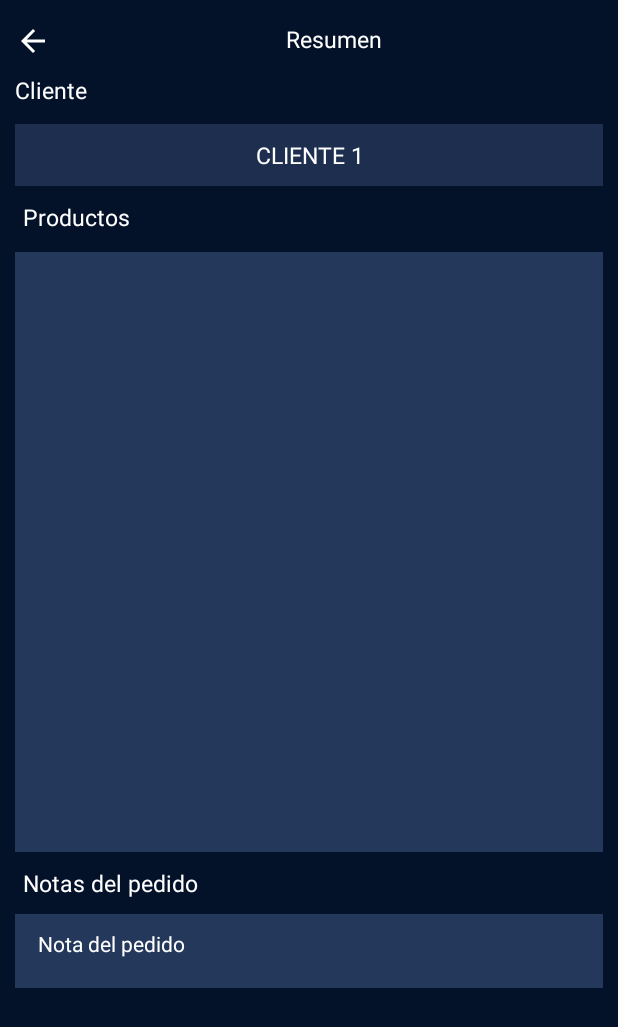
After one commit to Martin-Ball/Preventapp, an Android app: the fragment DetailOrderFragment placed in its activity, on a phone screen of 412 x 824 dp. The commit adds this screen. Shown: the top 1027 px of the screen. Run offline under Robolectric (Android 15) with nearby library versions, the phone set to English and light mode, and no system bars.

Commit message:
detail order

```diff
--- /dev/null
+++ b/app/src/main/java/com/martin/preventapp/controller/interfaces/OrdersInterface.kt
@@ -0,0 +1,9 @@
+package com.martin.preventapp.controller.interfaces
+
+import androidx.fragment.app.Fragment
+
+interface OrdersInterface {
+    interface ViewOrders {
+        fun showFragmentDetail()
+    }
+}
--- a/app/src/main/java/com/martin/preventapp/view/adapter/OrderAdapter.kt
+++ b/app/src/main/java/com/martin/preventapp/view/adapter/OrderAdapter.kt
@@ -8,9 +8,10 @@ import android.widget.BaseAdapter
 import android.widget.ImageButton
 import android.widget.TextView
 import com.martin.preventapp.R
+import com.martin.preventapp.controller.interfaces.OrdersInterface
 import com.martin.preventapp.view.entities.OrderItem
 
-class OrderAdapter (private val context: Context, private val items: List<OrderItem>) : BaseAdapter() {
+class OrderAdapter (private val context: Context, private val items: List<OrderItem>, private val orderFragmentListener: OrdersInterface.ViewOrders) : BaseAdapter() {
     override fun getCount(): Int {
         return items.size
     }
@@ -40,7 +41,7 @@ class OrderAdapter (private val context: Context, private val items: List<OrderI
 
         viewHolder.titleTextView.text = item.title
         viewHolder.actionButton.setOnClickListener {
-
+            orderFragmentListener.showFragmentDetail()
         }
 
         return view
--- /dev/null
+++ b/app/src/main/java/com/martin/preventapp/view/fragments/orders/DetailOrderFragment.kt
@@ -0,0 +1,45 @@
+package com.martin.preventapp.view.fragments.orders
+
+import android.os.Bundle
+import androidx.fragment.app.Fragment
+import android.view.LayoutInflater
+import android.view.View
+import android.view.ViewGroup
+import android.widget.Toast
+import com.martin.preventapp.controller.createOrder.CreateOrderController
+import com.martin.preventapp.databinding.FragmentDetailOrderBinding
+import com.martin.preventapp.view.adapter.ProductResumeAdapter
+
+class DetailOrderFragment : Fragment() {
+
+    private var _binding: FragmentDetailOrderBinding? = null
+    private val binding get() = _binding!!
+
+    companion object {
+        private var detailOrderFragment: DetailOrderFragment? = null
+        @JvmStatic
+        val instance: DetailOrderFragment?
+            get() {
+                if (detailOrderFragment == null) {
+                    detailOrderFragment = DetailOrderFragment()
+                }
+                return detailOrderFragment
+            }
+    }
+
+    override fun onCreateView(
+        inflater: LayoutInflater, container: ViewGroup?,
+        savedInstanceState: Bundle?
+    ): View {
+        _binding = FragmentDetailOrderBinding.inflate(inflater)
+        return binding.root
+    }
+
+    override fun onViewCreated(view: View, savedInstanceState: Bundle?) {
+        super.onViewCreated(view, savedInstanceState)
+
+        binding.backButton.setOnClickListener {
+            requireActivity().onBackPressed()
+        }
+    }
+}
--- a/app/src/main/java/com/martin/preventapp/view/fragments/orders/OrdersFragment.kt
+++ b/app/src/main/java/com/martin/preventapp/view/fragments/orders/OrdersFragment.kt
@@ -7,8 +7,11 @@ import android.view.LayoutInflater
 import android.view.View
 import android.view.ViewGroup
 import android.widget.Toast
+import androidx.fragment.app.FragmentManager
+import androidx.fragment.app.FragmentTransaction
 import com.martin.preventapp.R
 import com.martin.preventapp.controller.createOrder.CreateOrderController
+import com.martin.preventapp.controller.interfaces.OrdersInterface
 import com.martin.preventapp.databinding.FragmentCreateOrderBinding
 import com.martin.preventapp.databinding.FragmentOrdersBinding
 import com.martin.preventapp.databinding.FragmentResumeBinding
@@ -16,9 +19,10 @@ import com.martin.preventapp.view.adapter.OrderAdapter
 import com.martin.preventapp.view.adapter.ProductResumeAdapter
 import com.martin.preventapp.view.entities.OrderItem
 import com.martin.preventapp.view.fragments.create.ResumeFragment
+import com.martin.preventapp.view.fragments.recommended.RecommendedProductFragment
 import java.util.Calendar
 
-class OrdersFragment : Fragment() {
+class OrdersFragment : Fragment(), OrdersInterface.ViewOrders {
 
     private var _binding: FragmentOrdersBinding? = null
     private val binding get() = _binding!!
@@ -71,7 +75,7 @@ class OrdersFragment : Fragment() {
             OrderItem("Pedido 2"),
         )
 
-        val adapter = OrderAdapter(requireContext(), items)
+        val adapter = OrderAdapter(requireContext(), items, this)
         binding.orderList.adapter = adapter
 
         binding.btnOpenDatePicker.setOnClickListener {
@@ -90,6 +94,7 @@ class OrdersFragment : Fragment() {
             R.style.DialogTheme,
             DatePickerDialog.OnDateSetListener { view, year, monthOfYear, dayOfMonth ->
                 val selectedDate = "$dayOfMonth/${monthOfYear + 1}/$year"
+                binding.dateSelected.text = "Fecha: ${selectedDate}"
             },
             year, month, day
         )
@@ -97,5 +102,11 @@ class OrdersFragment : Fragment() {
         datePickerDialog.show()
     }
 
-
+    override fun showFragmentDetail() {
+        val fragmentManager: FragmentManager = requireActivity().supportFragmentManager
+        val transaction: FragmentTransaction = fragmentManager.beginTransaction()
+        transaction.addToBackStack(null)
+        transaction.replace(R.id.main_container, DetailOrderFragment.instance!!)
+        transaction.commit()
+    }
 }
--- /dev/null
+++ b/app/src/main/res/layout/fragment_detail_order.xml
@@ -0,0 +1,164 @@
+<?xml version="1.0" encoding="utf-8"?>
+<RelativeLayout xmlns:android="http://schemas.android.com/apk/res/android"
+    xmlns:tools="http://schemas.android.com/tools"
+    android:layout_width="match_parent"
+    android:layout_height="match_parent"
+    xmlns:app="http://schemas.android.com/apk/res-auto"
+    android:orientation="vertical">
+
+    <androidx.constraintlayout.widget.ConstraintLayout
+        android:layout_width="match_parent"
+        android:layout_height="wrap_content">
+
+        <LinearLayout
+            android:id="@+id/ll_toolbar"
+            android:layout_width="match_parent"
+            android:layout_height="wrap_content"
+            android:orientation="vertical"
+            app:layout_constraintEnd_toEndOf="parent"
+            app:layout_constraintStart_toStartOf="parent"
+            app:layout_constraintTop_toTopOf="parent">
+
+            <LinearLayout
+                android:layout_width="match_parent"
+                android:layout_height="wrap_content"
+                android:paddingTop="15dp"
+                android:paddingBottom="10dp">
+
+                <ImageButton
+                    android:id="@+id/backButton"
+                    android:layout_width="wrap_content"
+                    android:layout_height="wrap_content"
+                    android:layout_gravity="center|center_vertical"
+                    android:background="#00FFFFFF"
+                    android:paddingStart="10dp"
+                    android:src="@drawable/ic_back"
+                    app:tint="@color/white" />
+
+                <TextView
+                    android:id="@+id/tv_title"
+                    android:layout_width="match_parent"
+                    android:layout_height="wrap_content"
+                    android:paddingHorizontal="15dp"
+                    android:text="Resumen"
+                    android:textAlignment="center"
+                    android:textColor="@color/white"
+                    android:textSize="15sp"
+                    app:layout_constraintTop_toTopOf="parent" />
+            </LinearLayout>
+
+            <TextView
+                android:id="@+id/tv_title_client"
+                android:layout_width="match_parent"
+                android:layout_height="wrap_content"
+                android:paddingStart="10dp"
+                android:text="Cliente"
+                android:textColor="@color/white"
+                android:textSize="15dp"
+                app:layout_constraintEnd_toEndOf="parent"
+                app:layout_constraintStart_toStartOf="parent"
+                app:layout_constraintTop_toBottomOf="@id/tv_title" />
+        </LinearLayout>
+
+
+        <LinearLayout
+            android:id="@+id/ll_products"
+            android:layout_width="match_parent"
+            android:layout_height="wrap_content"
+            android:layout_marginHorizontal="10dp"
+            android:layout_marginTop="12dp"
+            android:background="@color/blue_background_order"
+            android:orientation="vertical"
+            app:layout_constraintEnd_toEndOf="parent"
+            app:layout_constraintHorizontal_bias="0.473"
+            app:layout_constraintStart_toStartOf="parent"
+            app:layout_constraintTop_toBottomOf="@id/ll_toolbar">
+
+            <TextView
+                android:id="@+id/tv_client"
+                android:layout_width="match_parent"
+                android:layout_height="wrap_content"
+                android:text="CLIENTE 1"
+                android:textAlignment="center"
+                android:textSize="15dp"
+                android:textColor="@color/white"
+                android:paddingVertical="10dp" />
+
+
+        </LinearLayout>
+
+
+        <TextView
+            android:id="@+id/tv_order"
+            android:layout_width="match_parent"
+            android:layout_height="wrap_content"
+            android:paddingStart="15dp"
+            android:paddingTop="10dp"
+            android:text="Productos"
+            android:textColor="@color/white"
+            android:textSize="15dp"
+            app:layout_constraintTop_toBottomOf="@+id/ll_products" />
+
+        <LinearLayout
+            android:id="@+id/ll_order"
+            android:layout_width="match_parent"
+            android:layout_height="400dp"
+            android:layout_marginHorizontal="10dp"
+            android:layout_marginTop="12dp"
+            android:background="@color/blue"
+            android:orientation="vertical"
+            android:paddingBottom="20dp"
+            app:layout_constraintBottom_toBottomOf="parent"
+            app:layout_constraintEnd_toEndOf="parent"
+            app:layout_constraintStart_toStartOf="parent"
+            app:layout_constraintTop_toBottomOf="@+id/tv_order"
+            app:layout_constraintVertical_bias="0.008">
+
+            <ListView
+                android:id="@+id/list_products"
+                android:layout_width="match_parent"
+                android:layout_height="wrap_content"/>
+        </LinearLayout>
+
+        <TextView
+            android:id="@+id/tv_notes"
+            android:layout_width="match_parent"
+            android:layout_height="wrap_content"
+            android:paddingStart="15dp"
+            android:paddingTop="10dp"
+            android:paddingBottom="10dp"
+            android:text="Notas del pedido"
+            android:textColor="@color/white"
+            android:textSize="15dp"
+            app:layout_constraintTop_toBottomOf="@id/ll_order" />
+
+        <LinearLayout
+            android:id="@+id/ll_notes"
+            android:layout_width="match_parent"
+            android:layout_height="wrap_content"
+            android:background="@color/blue"
+            android:orientation="vertical"
+            android:paddingBottom="10dp"
+            android:layout_marginHorizontal="10dp"
+            app:layout_constraintTop_toBottomOf="@id/tv_notes">
+
+            <TextView
+                android:id="@+id/tv_note"
+                android:layout_width="match_parent"
+                android:layout_height="wrap_content"
+                android:layout_marginHorizontal="15dp"
+                android:paddingVertical="10dp"
+                android:selectAllOnFocus="true"
+                android:singleLine="false"
+                android:textColor="@color/white"
+                android:layout_gravity="center_vertical"
+                android:text="Nota del pedido"
+                app:layout_constraintEnd_toEndOf="parent"
+                app:layout_constraintLeft_toLeftOf="parent"
+                app:layout_constraintTop_toTopOf="parent" />
+        </LinearLayout>
+
+    </androidx.constraintlayout.widget.ConstraintLayout>
+
+
+</RelativeLayout>
--- a/app/src/main/res/layout/fragment_orders.xml
+++ b/app/src/main/res/layout/fragment_orders.xml
@@ -33,6 +33,14 @@
             android:textColor="@android:color/white"
             android:layout_gravity="center_horizontal" />
 
+        <TextView
+            android:id="@+id/date_selected"
+            android:layout_width="wrap_content"
+            android:layout_height="wrap_content"
+            android:layout_gravity="center_horizontal"
+            android:text=""
+            android:textColor="@color/white"/>
+
         <LinearLayout
             android:layout_width="match_parent"
             android:layout_height="wrap_content"
```
